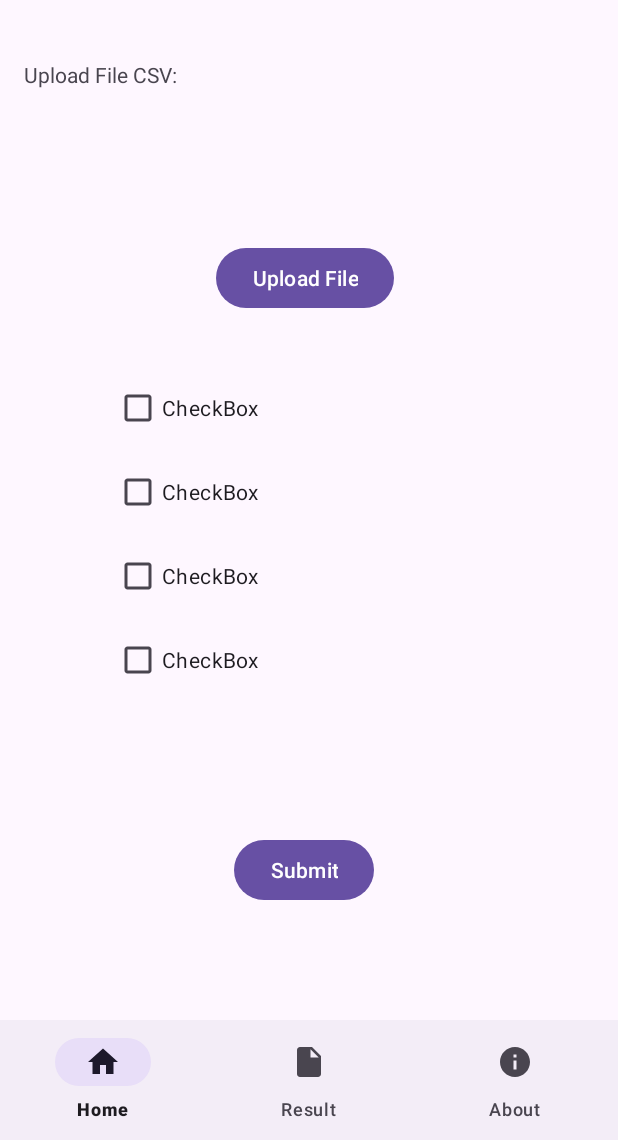
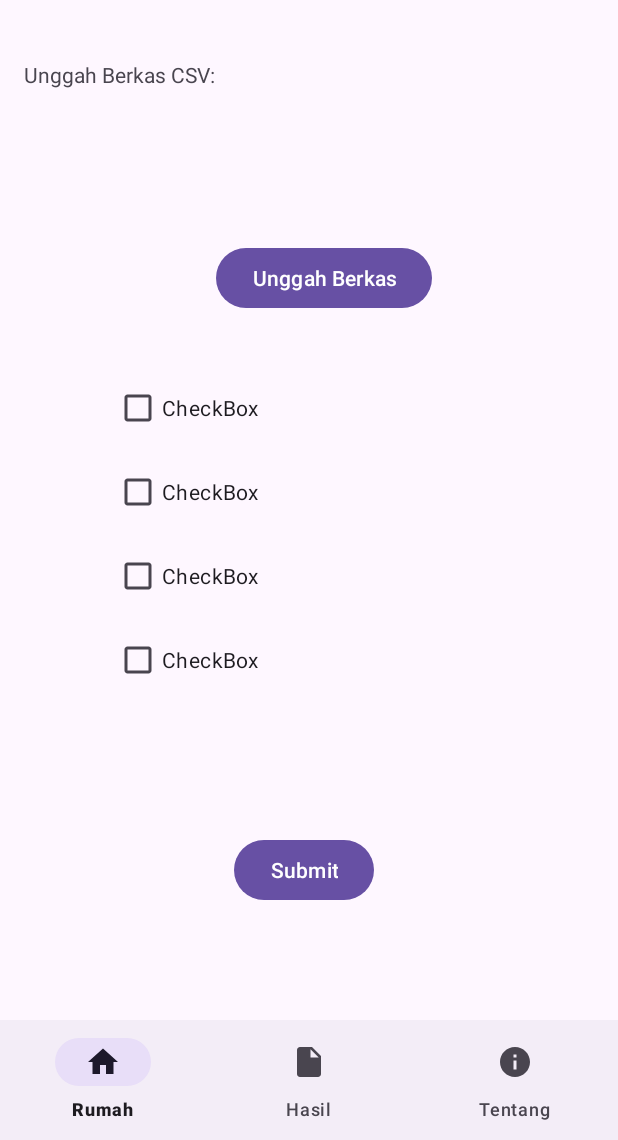
Before and after one commit to AqiilahZayyaan/Beasify-CH2-PS028, an Android app: the layout activity_main.xml on its own in the app's theme, with its tools: preview values and no code run, on a phone screen of 412 x 824 dp, the part 96-1236 px from its top. Run offline under Robolectric (Android 15) with nearby library versions, the phone set to English and light mode, and no system bars.

Commit message:
Add files via upload

```diff
--- a/app/src/main/res/values/strings.xml
+++ b/app/src/main/res/values/strings.xml
@@ -1,11 +1,12 @@
+<?xml version="1.0" encoding="utf-8"?>
 <resources>
     <string name="app_name">Beasify</string>
-    <string name="Home">Home</string>
-    <string name="Result">Result</string>
-    <string name="Setting">Setting</string>
-    <string name="About">About</string>
-    <string name="desc_about">An application to determine scholarships aimed at scholarship providers.
-        Anyone can use this app for their own needs without any limits.</string>
-    <string name="Upload">Upload File CSV:</string>
-    <string name="upload_btn">Upload File</string>
+    <string name="Home">Rumah</string>
+    <string name="Result">Hasil</string>
+    <string name="Setting">Pengaturan</string>
+    <string name="About">Tentang</string>
+    <string name="desc_about">Aplikasi untuk menentukan beasiswa yang ditujukan untuk penyedia beasiswa.
+        Siapapun dapat menggunakan aplikasi ini untuk kebutuhan mereka sendiri tanpa batas.</string>
+    <string name="Upload">Unggah Berkas CSV:</string>
+    <string name="upload_btn">Unggah Berkas</string>
 </resources>
```
